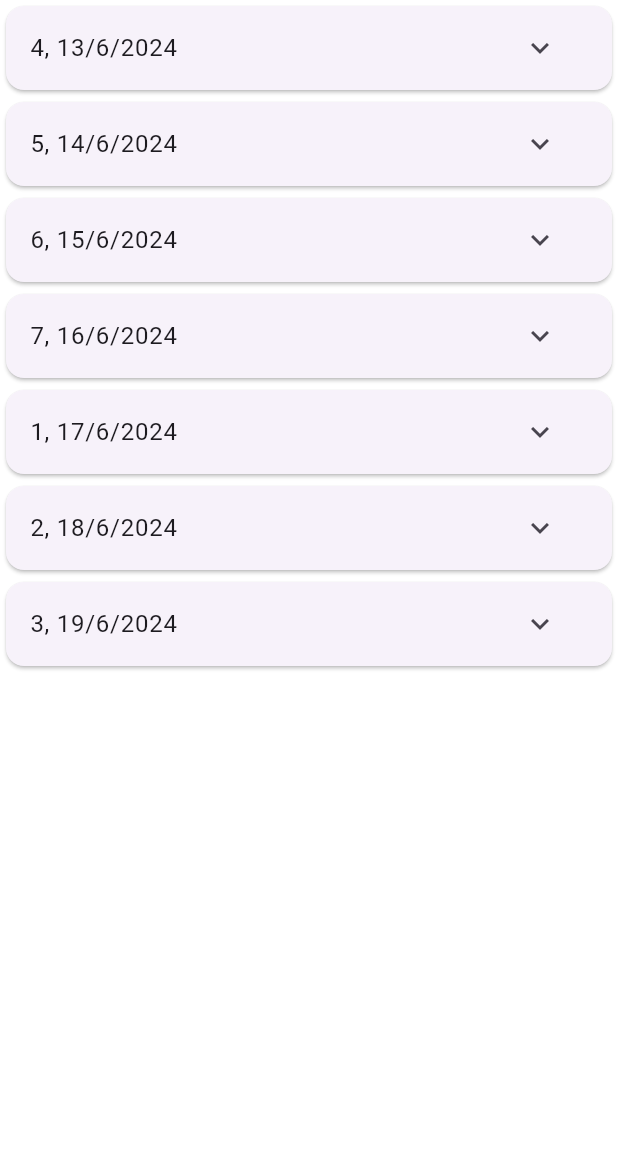
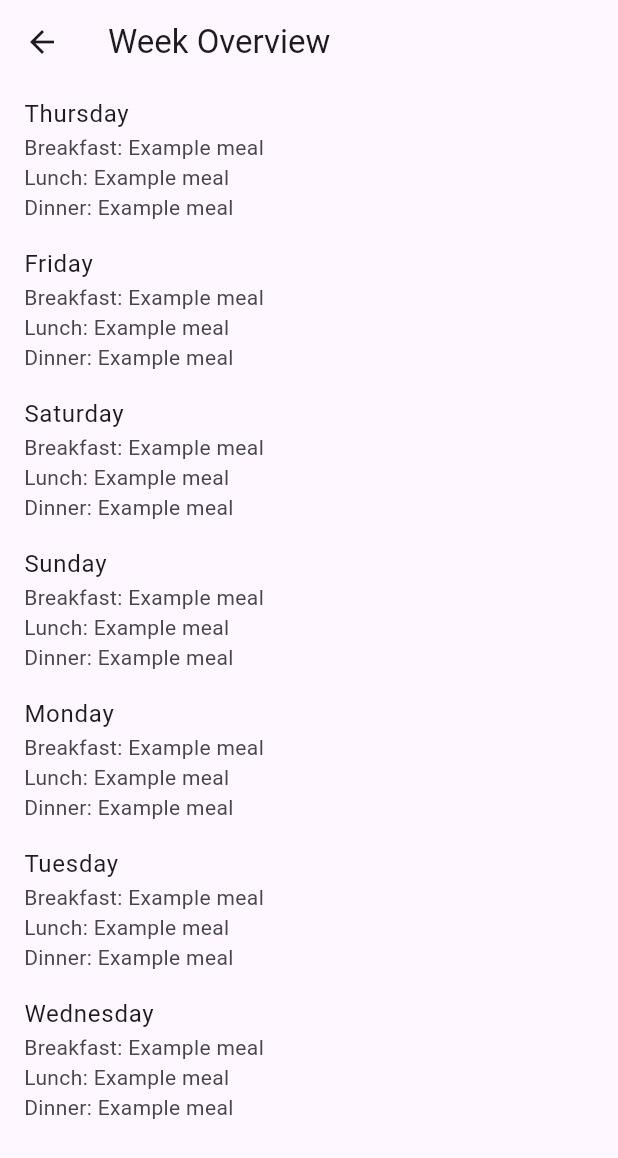
Before and after one commit to gllsrssx/flutter, a Flutter app: the WeekOverview screen opened by its route, on a phone screen of 412 x 824 dp. Shown: the top 1158 px of the screen. Run offline on Flutter 3.47's test engine with Material 3 defaults, Android fonts, the phone set to English and light mode, and no system bars; our stand-ins replace firebase_auth, firebase_core; missing offline and left inert: firebase_ui_auth, firebase_ui_oauth_apple, firebase_ui_oauth_google; accounts and stored records are empty.

Commit message:
refactor: Refactor WeekOverview widget for improved code organization and readability

```diff
--- a/meal_planner_app/lib/week_overview.dart
+++ b/meal_planner_app/lib/week_overview.dart
@@ -1,98 +1,49 @@
 import 'package:flutter/material.dart';
+import 'package:intl/intl.dart';
 import 'day_detail.dart';
 
-class WeekOverview extends StatefulWidget {
+class WeekOverview extends StatelessWidget {
   final DateTime startDate;
 
   const WeekOverview({super.key, required this.startDate});
 
   @override
-  createState() => WeekOverviewState();
-}
-
-class WeekOverviewState extends State<WeekOverview> {
-  final Map<String, bool> _expandedDays = {};
-
-  @override
-  void initState() {
-    super.initState();
-    for (int i = 0; i < 7; i++) {
-      DateTime date = widget.startDate.add(Duration(days: i));
-      _expandedDays[date.toString()] = false;
-    }
-  }
-
-  void _toggleExpand(String date) {
-    setState(() {
-      _expandedDays[date] = !(_expandedDays[date] ?? false);
-    });
-  }
-
-  @override
   Widget build(BuildContext context) {
-    return ListView.builder(
+    return Scaffold(
+      appBar: AppBar(
+        title: const Text('Week Overview'),
+      ),
+      body: ListView.builder(
         itemCount: 7,
         itemBuilder: (context, index) {
-        DateTime date = widget.startDate.add(Duration(days: index));
-        String dateString = date.toString();
-        bool isExpanded = _expandedDays[dateString] ?? false;
-
-        return Card(
-          child: Column(
+          final day = startDate.add(Duration(days: index));
+          final dayName = DateFormat('EEEE').format(day); // Get the day name
+          return ListTile(
+            title: Text(dayName),
+            subtitle: Column(
+              crossAxisAlignment: CrossAxisAlignment.start,
               children: [
-              ListTile(
-                title: Text(
-                    '${date.weekday}, ${date.day}/${date.month}/${date.year}'),
-                trailing: IconButton(
-                  icon:
-                      Icon(isExpanded ? Icons.expand_less : Icons.expand_more),
-                  onPressed: () => _toggleExpand(dateString),
-                ),
-              ),
-              if (isExpanded)
-                Padding(
-                  padding: const EdgeInsets.symmetric(horizontal: 16.0),
-                  child: Column(
-                    children: [
-                      const Row(
-                        children: [
-                          Icon(Icons.breakfast_dining),
-                          SizedBox(width: 8),
-                          Expanded(child: Text('Breakfast: ...')),
+                Text('Breakfast: ${getMeal(day, 'breakfast')}'),
+                Text('Lunch: ${getMeal(day, 'lunch')}'),
+                Text('Dinner: ${getMeal(day, 'dinner')}'),
               ],
             ),
-                      const Row(
-                        children: [
-                          Icon(Icons.lunch_dining),
-                          SizedBox(width: 8),
-                          Expanded(child: Text('Lunch: ...')),
-                        ],
-                      ),
-                      const Row(
-                        children: [
-                          Icon(Icons.dinner_dining),
-                          SizedBox(width: 8),
-                          Expanded(child: Text('Dinner: ...')),
-                        ],
-                      ),
-                      TextButton(
-                        onPressed: () {
+            onTap: () {
               Navigator.push(
                 context,
                 MaterialPageRoute(
-                              builder: (context) => DayDetail(date: date),
-                            ),
-                          );
-                        },
-                        child: const Text('Edit'),
-                      ),
-                    ],
-                  ),
-                ),
-            ],
+                  builder: (context) => DayDetail(date: day),
                 ),
               );
             },
           );
+        },
+      ),
+    );
+  }
+
+  String getMeal(DateTime day, String mealType) {
+    // Mock data for demonstration
+    return 'Example meal';
   }
 }
```
Lines whose indentation alone changed are shown as unchanged.
